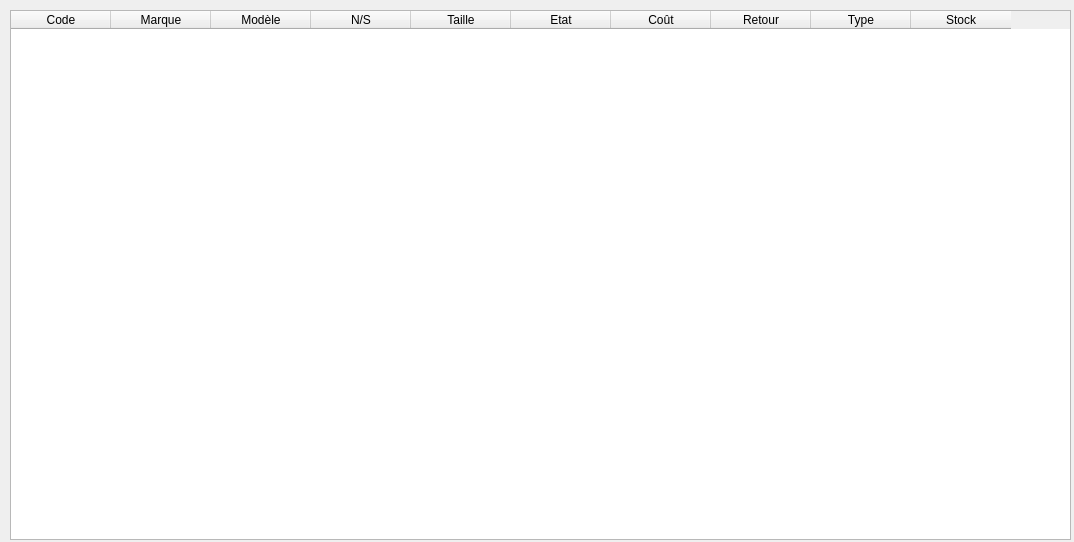
This is view/stockView.ui in GruberAdam/TPI-Sploks as Qt 5 draws it before an edit. The edited form follows.
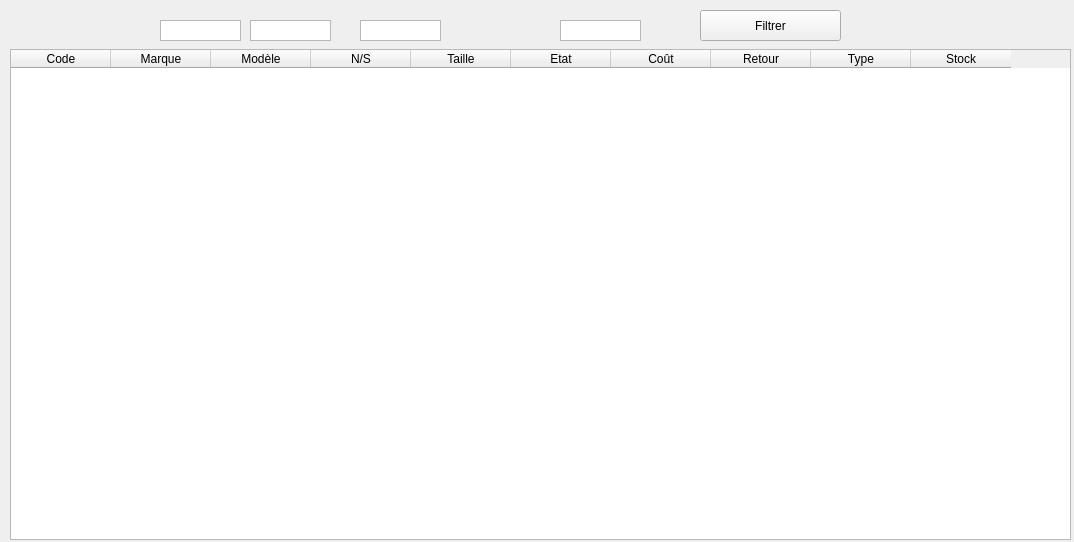
This is the edited form.

Commit message: Filtrage fonctionnel

Patch:
```diff
--- a/view/stockView.ui
+++ b/view/stockView.ui
@@ -18,9 +18,9 @@
     <property name="geometry">
      <rect>
       <x>10</x>
-      <y>10</y>
+      <y>49</y>
       <width>1061</width>
-      <height>530</height>
+      <height>491</height>
      </rect>
     </property>
     <property name="locale">
@@ -77,6 +77,77 @@
      </property>
     </column>
    </widget>
+   <widget class="QTextEdit" name="textSerialNumber">
+    <property name="geometry">
+     <rect>
+      <x>360</x>
+      <y>20</y>
+      <width>81</width>
+      <height>21</height>
+     </rect>
+    </property>
+    <property name="verticalScrollBarPolicy">
+     <enum>Qt::ScrollBarAlwaysOff</enum>
+    </property>
+   </widget>
+   <widget class="QTextEdit" name="textBrand">
+    <property name="geometry">
+     <rect>
+      <x>160</x>
+      <y>20</y>
+      <width>81</width>
+      <height>21</height>
+     </rect>
+    </property>
+    <property name="verticalScrollBarPolicy">
+     <enum>Qt::ScrollBarAlwaysOff</enum>
+    </property>
+   </widget>
+   <widget class="QTextEdit" name="textModel">
+    <property name="geometry">
+     <rect>
+      <x>250</x>
+      <y>20</y>
+      <width>81</width>
+      <height>21</height>
+     </rect>
+    </property>
+    <property name="verticalScrollBarPolicy">
+     <enum>Qt::ScrollBarAlwaysOff</enum>
+    </property>
+   </widget>
+   <widget class="QTextEdit" name="textState">
+    <property name="geometry">
+     <rect>
+      <x>560</x>
+      <y>20</y>
+      <width>81</width>
+      <height>21</height>
+     </rect>
+    </property>
+    <property name="acceptDrops">
+     <bool>true</bool>
+    </property>
+    <property name="frameShape">
+     <enum>QFrame::StyledPanel</enum>
+    </property>
+    <property name="verticalScrollBarPolicy">
+     <enum>Qt::ScrollBarAlwaysOff</enum>
+    </property>
+   </widget>
+   <widget class="QPushButton" name="btnFiltrer">
+    <property name="geometry">
+     <rect>
+      <x>700</x>
+      <y>10</y>
+      <width>141</width>
+      <height>31</height>
+     </rect>
+    </property>
+    <property name="text">
+     <string>Filtrer</string>
+    </property>
+   </widget>
   </widget>
  </widget>
  <resources/>
```
The commit also changes 2 other files.
